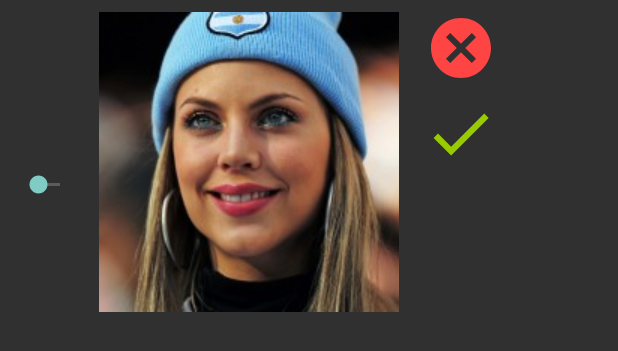
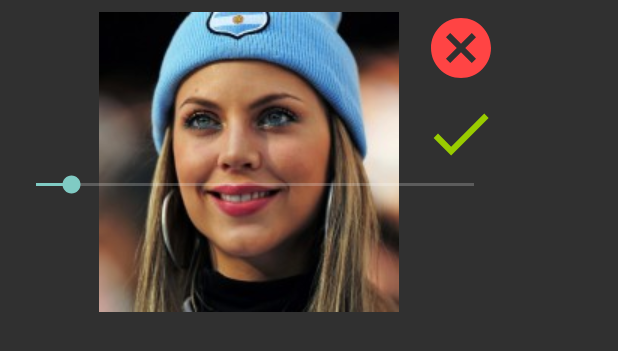
Before and after one commit to sanjaysingh1990/FreeCollageMaker, an Android app: the layout image_heart.xml on its own in the app's theme, with its tools: preview values and no code run, on a phone screen of 412 x 824 dp. Shown: the top 351 px of the screen. Run offline under Robolectric (Android 15) with nearby library versions, the phone set to English and light mode, and no system bars; plain views replace HeartImageView.

Commit message:
fixed issues

```diff
--- a/build.gradle
+++ b/build.gradle
@@ -7,7 +7,7 @@ buildscript {
     }
 
     dependencies {
-        classpath 'com.android.tools.build:gradle:2.3.2'
+        classpath 'com.android.tools.build:gradle:2.3.3'
     }
 }
 allprojects {
--- a/demo/src/main/res/layout/image_heart.xml
+++ b/demo/src/main/res/layout/image_heart.xml
@@ -19,10 +19,10 @@
         tools:layout_constraintLeft_creator="1"
         app:layout_constraintLeft_toLeftOf="parent"
         app:layout_constraintTop_toTopOf="parent"
-        android:layout_marginLeft="0dp"
         android:layout_marginTop="8dp"
         android:layout_marginRight="8dp"
-        app:layout_constraintRight_toRightOf="parent" />
+        app:layout_constraintRight_toRightOf="parent"
+        android:layout_marginEnd="8dp" />
 
     <ImageView
         android:id="@+id/imageView"
@@ -34,11 +34,13 @@
         app:layout_constraintTop_toTopOf="parent"
         android:layout_marginTop="8dp"
         app:layout_constraintLeft_toRightOf="@+id/imageview_heart"
-        android:layout_marginLeft="16dp" />
+        android:layout_marginLeft="16dp"
+        android:layout_marginStart="16dp"
+        android:layout_marginEnd="8dp" />
 
     <SeekBar
         android:id="@+id/seekBar"
-        android:layout_width="match_parent"
+        android:layout_width="0dp"
         android:layout_height="wrap_content"
         android:layout_marginLeft="8dp"
         android:layout_marginRight="8dp"
@@ -47,8 +49,9 @@
         app:layout_constraintHorizontal_bias="0.0"
         android:max="1000"
         android:progress="80"
-        android:layout_marginTop="0dp"
-        app:layout_constraintTop_toBottomOf="@+id/imageview_done" />
+        app:layout_constraintTop_toBottomOf="@+id/imageview_done"
+        android:layout_marginStart="8dp"
+        android:layout_marginEnd="8dp" />
 
     <ImageView
         android:id="@+id/imageview_done"
@@ -62,6 +65,7 @@
         app:layout_constraintLeft_toRightOf="@+id/imageview_heart"
         android:layout_marginLeft="16dp"
         android:clickable="true"
-        />
+        android:layout_marginStart="16dp"
+        android:layout_marginEnd="8dp" />
 
 </android.support.constraint.ConstraintLayout>
```
